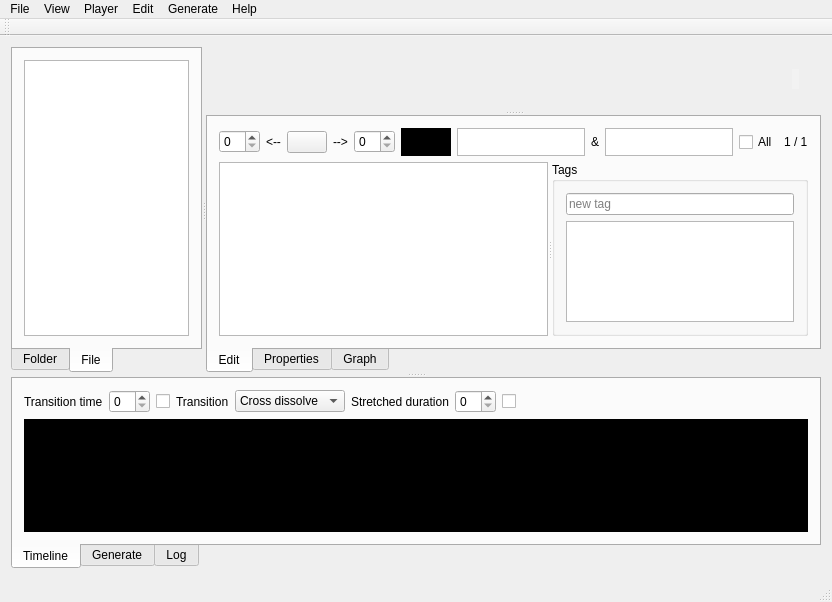
Before: the Qt Designer form mainwindow.ui in ewoudwijma/MediaSidekick, drawn with Qt 5.
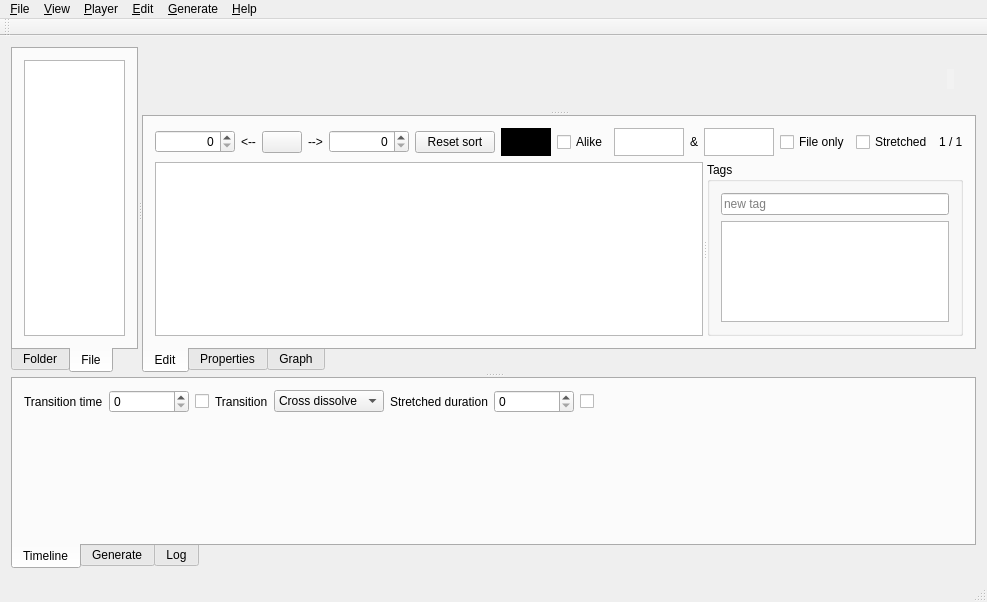
After: the same form once the commit is applied. Icons and pictures are not drawn. Custom widgets are drawn as their Qt base class.

What changed in the file:
```diff
--- a/mainwindow.ui
+++ b/mainwindow.ui
@@ -135,7 +135,17 @@
              <item>
               <layout class="QHBoxLayout" name="horizontalLayout">
                <item>
-                <widget class="STimeSpinBox" name="defaultMinSpinBox"/>
+                <widget class="STimeSpinBox" name="defaultMinSpinBox">
+                 <property name="minimumSize">
+                  <size>
+                   <width>80</width>
+                   <height>0</height>
+                  </size>
+                 </property>
+                 <property name="alignment">
+                  <set>Qt::AlignRight|Qt::AlignTrailing|Qt::AlignVCenter</set>
+                 </property>
+                </widget>
                </item>
                <item>
                 <widget class="QLabel" name="label_2">
@@ -159,7 +169,24 @@
                 </widget>
                </item>
                <item>
-                <widget class="STimeSpinBox" name="defaultPlusSpinBox"/>
+                <widget class="STimeSpinBox" name="defaultPlusSpinBox">
+                 <property name="minimumSize">
+                  <size>
+                   <width>80</width>
+                   <height>0</height>
+                  </size>
+                 </property>
+                 <property name="alignment">
+                  <set>Qt::AlignRight|Qt::AlignTrailing|Qt::AlignVCenter</set>
+                 </property>
+                </widget>
+               </item>
+               <item>
+                <widget class="QPushButton" name="resetSortButton">
+                 <property name="text">
+                  <string>Reset sort</string>
+                 </property>
+                </widget>
                </item>
                <item>
                 <widget class="FStarEditor" name="starEditorFilterWidget" native="true">
@@ -174,6 +201,13 @@
                  </property>
                 </widget>
                </item>
+               <item>
+                <widget class="QCheckBox" name="alikeCheckBox">
+                 <property name="text">
+                  <string>Alike</string>
+                 </property>
+                </widget>
+               </item>
                <item>
                 <widget class="QListView" name="tagFilter1ListView">
                  <property name="maximumSize">
@@ -204,7 +238,14 @@
                <item>
                 <widget class="QCheckBox" name="allCheckBox">
                  <property name="text">
-                  <string>All</string>
+                  <string>File only</string>
+                 </property>
+                </widget>
+               </item>
+               <item>
+                <widget class="QCheckBox" name="stretchedCheckBox">
+                 <property name="text">
+                  <string>Stretched</string>
                  </property>
                 </widget>
                </item>
@@ -331,7 +372,14 @@
             </widget>
            </item>
            <item>
-            <widget class="STimeSpinBox" name="transitionTimeSpinBox"/>
+            <widget class="STimeSpinBox" name="transitionTimeSpinBox">
+             <property name="minimumSize">
+              <size>
+               <width>80</width>
+               <height>0</height>
+              </size>
+             </property>
+            </widget>
            </item>
            <item>
             <widget class="QCheckBox" name="TransitionTimeCheckBox">
@@ -364,7 +412,14 @@
             </widget>
            </item>
            <item>
-            <widget class="STimeSpinBox" name="stretchedDurationSpinBox"/>
+            <widget class="STimeSpinBox" name="stretchedDurationSpinBox">
+             <property name="minimumSize">
+              <size>
+               <width>80</width>
+               <height>0</height>
+              </size>
+             </property>
+            </widget>
            </item>
            <item>
             <widget class="QCheckBox" name="stretchedDurationCheckBox">
@@ -393,9 +448,6 @@
            <property name="autoFillBackground">
             <bool>false</bool>
            </property>
-           <property name="styleSheet">
-            <string notr="true">background-color: rgb(0, 0, 0);</string>
-           </property>
            <layout class="QVBoxLayout" name="verticalLayout_10"/>
           </widget>
          </item>
@@ -544,27 +596,27 @@
    </property>
    <widget class="QMenu" name="menuFile">
     <property name="title">
-     <string>File</string>
+     <string>&amp;File</string>
     </property>
     <addaction name="actionQuit"/>
    </widget>
    <widget class="QMenu" name="menuHelp">
     <property name="title">
-     <string>Help</string>
+     <string>&amp;Help</string>
     </property>
     <addaction name="actionAbout"/>
     <addaction name="actionAbout_Qt"/>
    </widget>
    <widget class="QMenu" name="menuView">
     <property name="title">
-     <string>View</string>
+     <string>&amp;View</string>
     </property>
     <addaction name="actionWhite_theme"/>
     <addaction name="actionBlack_theme"/>
    </widget>
    <widget class="QMenu" name="menuEdit">
     <property name="title">
-     <string>Edit</string>
+     <string>&amp;Edit</string>
     </property>
     <addaction name="actionNew"/>
     <addaction name="separator"/>
@@ -582,7 +634,7 @@
    </widget>
    <widget class="QMenu" name="menuPlayer">
     <property name="title">
-     <string>Player</string>
+     <string>&amp;Player</string>
     </property>
     <addaction name="actionPrevious_in_out"/>
     <addaction name="actionPrevious_frame"/>
@@ -595,7 +647,7 @@
    </widget>
    <widget class="QMenu" name="menuGenerate">
     <property name="title">
-     <string>Generate</string>
+     <string>&amp;Generate</string>
     </property>
     <addaction name="actionGenerate"/>
    </widget>
@@ -881,6 +933,11 @@
    <header>fgenerate.h</header>
    <container>1</container>
   </customwidget>
+  <customwidget>
+   <class>FDragDropLineEdit</class>
+   <extends>QLineEdit</extends>
+   <header>fdragdroplineedit.h</header>
+  </customwidget>
  </customwidgets>
  <resources>
   <include location="images.qrc"/>
```
Left out of the diff: 76 changed lines with no effect on the pictures.
